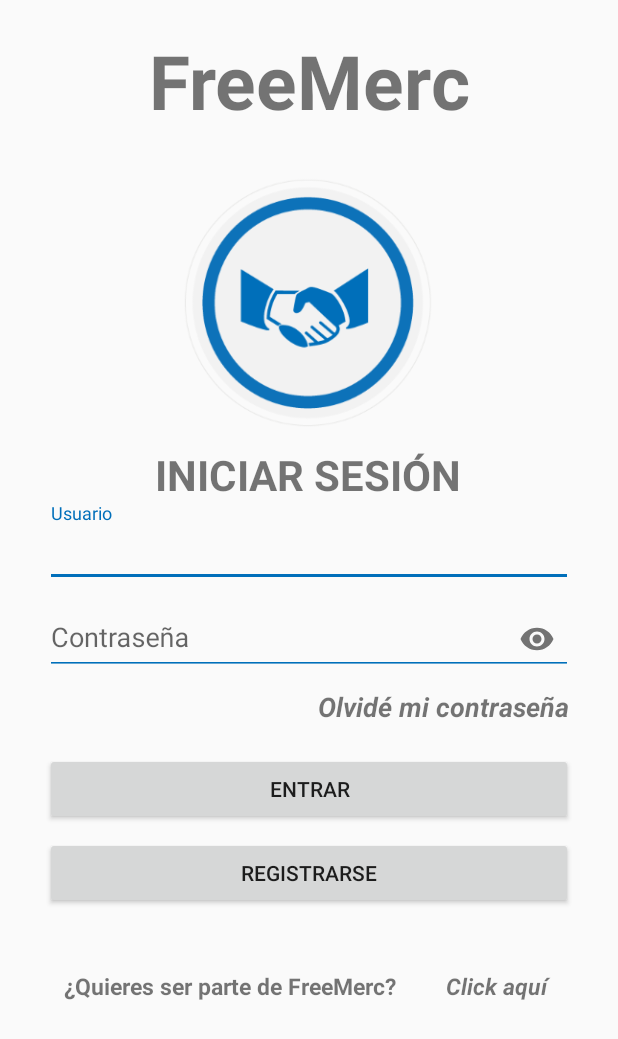
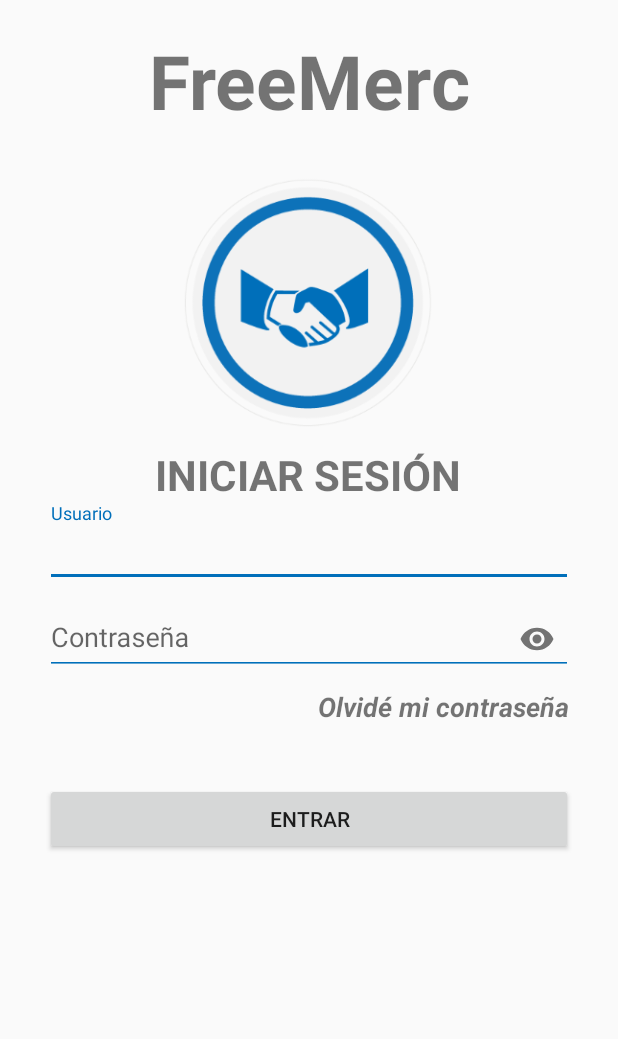
Before and after one commit to piparci/FreeMercR, an Android app: the screen it shows after launch (MainActivity), on a phone screen of 412 x 824 dp. Shown: the top 1039 px of the screen. Run offline under Robolectric (Android 15) with nearby library versions, the phone set to English and light mode, and no system bars.

Commit message:
Repositorio 2

```diff
--- a/app/src/main/res/layout/activity_main.xml
+++ b/app/src/main/res/layout/activity_main.xml
@@ -121,7 +121,7 @@
       <LinearLayout
           android:layout_width="match_parent"
           android:layout_height="wrap_content"
-          android:layout_marginTop="15dp"
+          android:layout_marginTop="35dp"
           android:orientation="vertical">
 
         <Button
@@ -131,43 +131,8 @@
             android:layout_marginHorizontal="30dp"
             android:text="Entrar" />
 
-        <Button
-            android:id="@+id/button2"
-            android:layout_width="match_parent"
-            android:layout_height="wrap_content"
-            android:layout_marginHorizontal="30dp"
-            android:layout_marginTop="8dp"
-            android:text="REGISTRARSE" />
       </LinearLayout>
 
-      <LinearLayout
-          android:layout_width="match_parent"
-          android:layout_height="wrap_content"
-          android:layout_marginHorizontal="30dp"
-          android:layout_marginTop="35dp"
-          android:layout_marginBottom="29dp"
-          android:orientation="horizontal">
-
-        <TextView
-            android:layout_width="wrap_content"
-            android:layout_height="wrap_content"
-            android:layout_weight="1"
-            android:gravity="center"
-            android:text="¿Quieres ser parte de FreeMerc? "
-            android:textSize="15sp"
-            android:textStyle="bold" />
-
-        <TextView
-            android:id="@+id/registro_usuario"
-            android:layout_width="wrap_content"
-            android:layout_height="wrap_content"
-            android:layout_weight="1"
-            android:padding="5dp"
-            android:gravity="center"
-            android:text="Click aquí"
-            android:textSize="15sp"
-            android:textStyle="italic|bold" />
-      </LinearLayout>
     </LinearLayout>
   </ScrollView>
 
--- a/build.gradle
+++ b/build.gradle
@@ -8,7 +8,7 @@ buildscript {
 
     }
     dependencies {
-        classpath 'com.android.tools.build:gradle:4.0.0'
+        classpath 'com.android.tools.build:gradle:4.0.1'
         classpath "org.jetbrains.kotlin:kotlin-gradle-plugin:$kotlin_version"
         // NOTE: Do not place your application dependencies here; they belong
         // in the individual module build.gradle files
```
